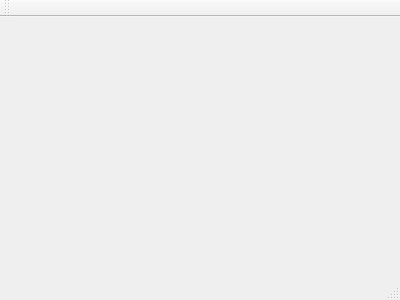
Above: mainwindow.ui from stefanv15/verklegtNamskeid_skil3 before the change. Below: the same form after it.
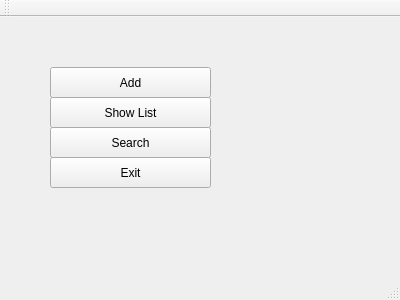
That is the form after the change.

What changed in the file:
```diff
--- a/mainwindow.ui
+++ b/mainwindow.ui
@@ -12,13 +12,74 @@
   <property name="windowTitle" >
    <string>MainWindow</string>
   </property>
-  <widget class="QMenuBar" name="menuBar" />
-  <widget class="QToolBar" name="mainToolBar" />
-  <widget class="QWidget" name="centralWidget" />
-  <widget class="QStatusBar" name="statusBar" />
+  <widget class="QWidget" name="centralWidget">
+   <widget class="QToolButton" name="Add">
+    <property name="geometry">
+     <rect>
+      <x>50</x>
+      <y>50</y>
+      <width>161</width>
+      <height>31</height>
+     </rect>
+    </property>
+    <property name="autoFillBackground">
+     <bool>false</bool>
+    </property>
+    <property name="text">
+     <string>Add</string>
+    </property>
+   </widget>
+   <widget class="QToolButton" name="ShowList">
+    <property name="geometry">
+     <rect>
+      <x>50</x>
+      <y>80</y>
+      <width>161</width>
+      <height>31</height>
+     </rect>
+    </property>
+    <property name="text">
+     <string>Show List</string>
+    </property>
+   </widget>
+   <widget class="QToolButton" name="Search">
+    <property name="geometry">
+     <rect>
+      <x>50</x>
+      <y>110</y>
+      <width>161</width>
+      <height>31</height>
+     </rect>
+    </property>
+    <property name="text">
+     <string>Search</string>
+    </property>
+   </widget>
+   <widget class="QToolButton" name="Exit">
+    <property name="geometry">
+     <rect>
+      <x>50</x>
+      <y>140</y>
+      <width>161</width>
+      <height>31</height>
+     </rect>
+    </property>
+    <property name="text">
+     <string>Exit</string>
+    </property>
+   </widget>
+  </widget>
+  <widget class="QToolBar" name="mainToolBar">
+   <attribute name="toolBarArea">
+    <enum>TopToolBarArea</enum>
+   </attribute>
+   <attribute name="toolBarBreak">
+    <bool>false</bool>
+   </attribute>
+  </widget>
+  <widget class="QStatusBar" name="statusBar"/>
  </widget>
- <layoutDefault spacing="6" margin="11" />
- <pixmapfunction></pixmapfunction>
+ <layoutdefault spacing="6" margin="11"/>
  <resources/>
  <connections/>
 </ui>
```
Left out of the diff: 7 changed lines with no effect on the pictures.
